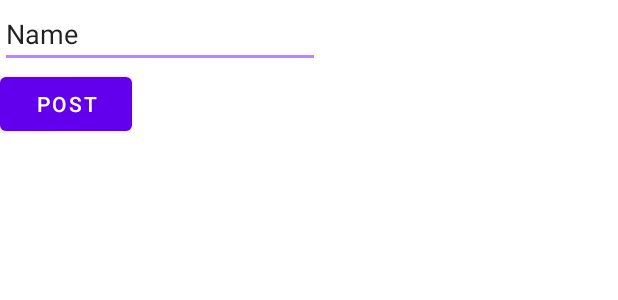
After one commit to evaprakash/FBUApp, an Android app: the layout item_comment.xml on its own in the app's theme, with its tools: preview values and no code run, on a phone screen of 412 x 824 dp. The commit adds this screen. Shown: the top 300 px of the screen. Run offline under Robolectric (Android 15) with nearby library versions, the phone set to English and light mode, and no system bars.

Commit message:
Added comments skeleton

```diff
--- a/app/src/main/java/com/example/fbuapp/Post.java
+++ b/app/src/main/java/com/example/fbuapp/Post.java
@@ -20,6 +20,7 @@ public class Post extends ParseObject {
     public static final String KEY_USER = "user";
     public static final String KEY_CREATED_KEY = "createdAt";
 
+    //Not sure which data type to save likes in in Parse and how to retrive those likes from Parse
     public List<ParseUser> likes = new ArrayList<>();
 
     public String getDescription() {
--- a/app/src/main/res/layout/activity_details.xml
+++ b/app/src/main/res/layout/activity_details.xml
@@ -35,6 +35,11 @@
         android:layout_height="wrap_content"
         android:text="@string/view_all_comments" />
 
+    <androidx.recyclerview.widget.RecyclerView
+        android:id="@+id/rvComments"
+        android:layout_width="wrap_content"
+        android:layout_height="wrap_content" />
+
     <TextView
         android:id="@+id/createdAt"
         android:layout_width="match_parent"
--- /dev/null
+++ b/app/src/main/res/layout/item_comment.xml
@@ -0,0 +1,24 @@
+<?xml version="1.0" encoding="utf-8"?>
+<LinearLayout
+    xmlns:android="http://schemas.android.com/apk/res/android"
+    xmlns:tools="http://schemas.android.com/tools"
+    android:layout_width="match_parent"
+    android:orientation="vertical"
+    android:layout_height="match_parent">
+
+    <EditText
+        android:id="@+id/comment"
+        android:layout_width="wrap_content"
+        android:layout_height="wrap_content"
+        android:ems="10"
+        android:inputType="textPersonName"
+        android:text="Name"
+        tools:layout_editor_absoluteX="57dp"
+        tools:layout_editor_absoluteY="68dp" />
+
+    <Button
+        android:id="@+id/btnPost"
+        android:layout_width="wrap_content"
+        android:layout_height="wrap_content"
+        android:text="Post" />
+</LinearLayout>
```
Also changed, not shown: app/src/main/java/com/example/fbuapp/Comment.java (added, +44 -0 lines).
